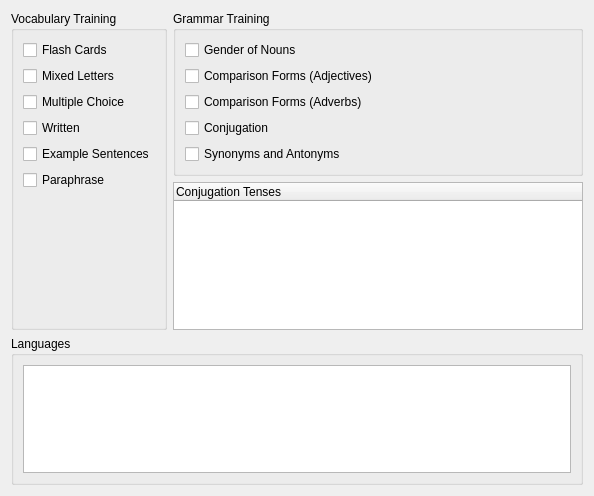
Old version of the form src/configure-practice/configurepracticewidget.ui in the repository KDE/parley.
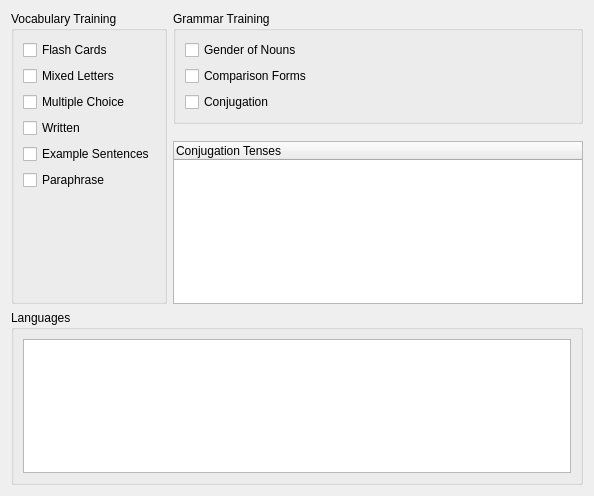
New version of the form. Custom widgets are drawn as their Qt base class.

Commit message: simplify practice config: remove synonyms as practice type for now (doesn't work in past releases either) merge adjectives and adverbs as one practice type

Patch:
```diff
--- a/src/configure-practice/configurepracticewidget.ui
+++ b/src/configure-practice/configurepracticewidget.ui
@@ -99,14 +99,7 @@
           <item>
            <widget class="QCheckBox" name="kcfg_ComparisonAdjectivePractice">
             <property name="text">
-             <string>Comparison Forms (Adjectives)</string>
-            </property>
-           </widget>
-          </item>
-          <item>
-           <widget class="QCheckBox" name="kcfg_ComparisonAdverbPractice">
-            <property name="text">
-             <string>Comparison Forms (Adverbs)</string>
+             <string>Comparison Forms</string>
             </property>
            </widget>
           </item>
@@ -117,13 +110,6 @@
             </property>
            </widget>
           </item>
-          <item>
-           <widget class="QCheckBox" name="kcfg_SynonymAntonymPractice">
-            <property name="text">
-             <string>Synonyms and Antonyms</string>
-            </property>
-           </widget>
-          </item>          
          </layout>
         </widget>
        </item>
@@ -187,11 +173,6 @@
   </layout>
  </widget>
  <customwidgets>
-  <customwidget>
-   <class>KIntSpinBox</class>
-   <extends>QSpinBox</extends>
-   <header>knuminput.h</header>
-  </customwidget>
   <customwidget>
    <class>KButtonGroup</class>
    <extends>QGroupBox</extends>
```
Left out of the diff: 4 changed lines with no effect on the pictures. The commit also changes 1 other file.
